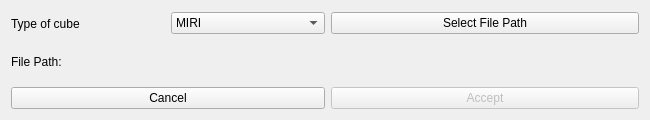
The window that astrocabtools/cube_ans/src/ui/cubeSelection.ui (AlejandroGorgues/AstroCabTools) describes before a commit, drawn with Qt 5.
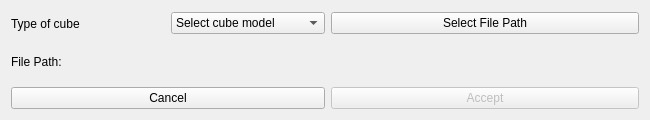
The same window after the commit.

```diff
--- a/astrocabtools/cube_ans/src/ui/cubeSelection.ui
+++ b/astrocabtools/cube_ans/src/ui/cubeSelection.ui
@@ -40,6 +40,11 @@
      </item>
      <item row="0" column="1">
       <widget class="QComboBox" name="cubeComboBox">
+       <item>
+        <property name="text">
+         <string>Select cube model</string>
+        </property>
+       </item>
        <item>
         <property name="text">
          <string>MIRI</string>
```
Left out of the diff: 7 changed lines with no effect on the pictures.
